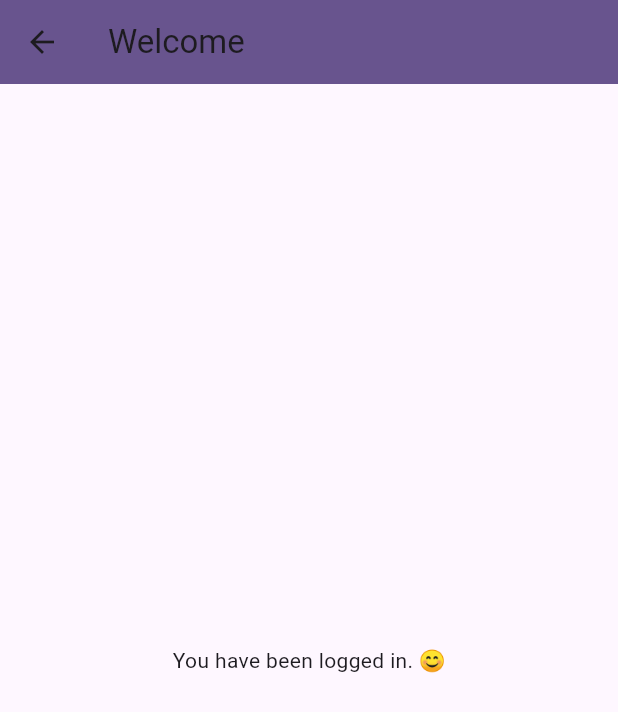
After one commit to YabZewd/login_validation, a Flutter app: the HomeScreen screen opened directly, on a phone screen of 412 x 824 dp. The commit adds this screen. Shown: the top 712 px of the screen. Run offline on Flutter 3.47's test engine with Material 3 defaults, Android fonts, the phone set to English and light mode, and no system bars.

Commit message:
added the home page

```diff
--- /dev/null
+++ b/lib/screen/home.dart
@@ -0,0 +1,18 @@
+import 'package:flutter/material.dart';
+
+class HomeScreen extends StatelessWidget {
+  const HomeScreen({super.key});
+
+  @override
+  Widget build(BuildContext context) {
+    return Scaffold(
+      appBar: AppBar(
+        title: Text('Welcome'),
+        backgroundColor: Theme.of(context).colorScheme.primary,
+      ),
+      body: Center(
+        child: Text('You have been logged in. 😊'),
+      ),
+    );
+  }
+}
```
Also changed, not shown: lib/screen/login.dart (+6 -8 lines).
